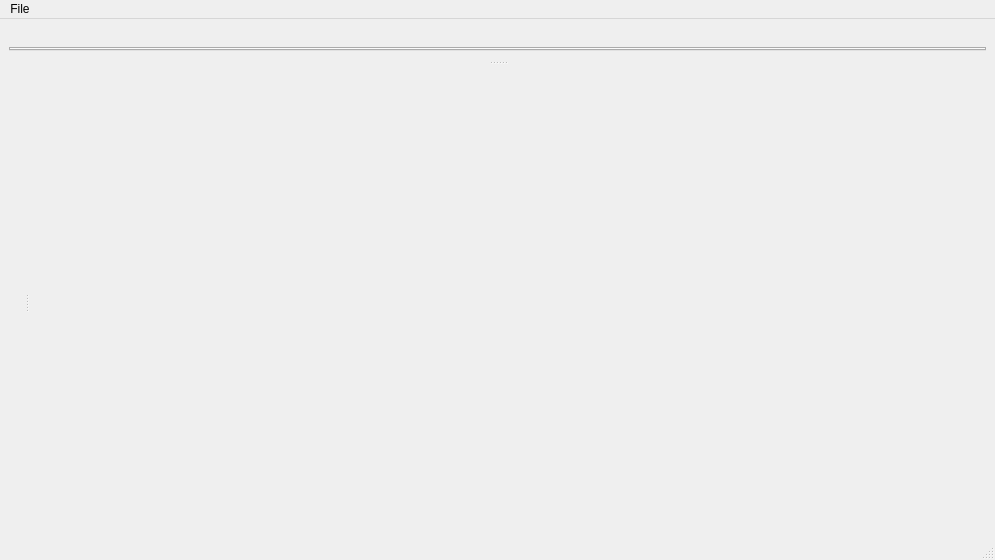
Qt form ui/base_ui/NewMainWindow.ui (Ya-Varvara/Normalization) before a commit.
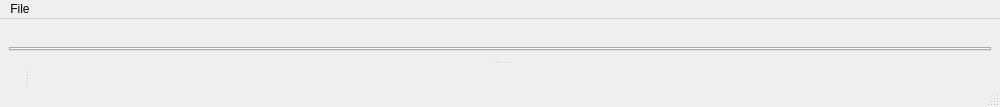
The same form after that commit.

Diff of the .ui file:
```diff
--- a/ui/base_ui/NewMainWindow.ui
+++ b/ui/base_ui/NewMainWindow.ui
@@ -6,8 +6,8 @@
    <rect>
     <x>0</x>
     <y>0</y>
-    <width>995</width>
-    <height>560</height>
+    <width>1000</width>
+    <height>9</height>
    </rect>
   </property>
   <property name="windowTitle">
@@ -31,7 +31,7 @@
     <rect>
      <x>0</x>
      <y>0</y>
-     <width>995</width>
+     <width>1000</width>
      <height>22</height>
     </rect>
    </property>
@@ -44,7 +44,6 @@
    </widget>
    <addaction name="menuFile"/>
   </widget>
-  <widget class="QStatusBar" name="statusbar"/>
   <widget class="QDockWidget" name="normalizationDock">
    <property name="toolTip">
     <string/>
@@ -115,6 +114,7 @@
    </attribute>
    <widget class="QWidget" name="dockWidgetContents_2"/>
   </widget>
+  <widget class="QStatusBar" name="statusBar"/>
   <action name="openFileAction">
    <property name="text">
     <string>Open</string>
```
